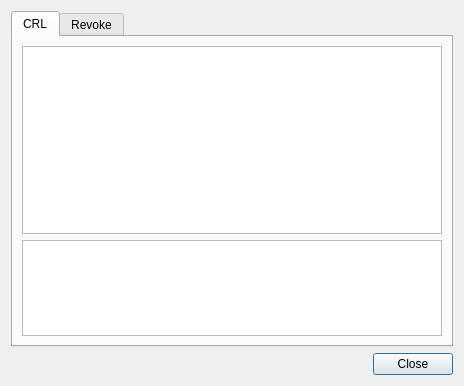
Before: the Qt Designer form CCMan/crl_info_dlg.ui in jykim74/CCMan, drawn with Qt 5.
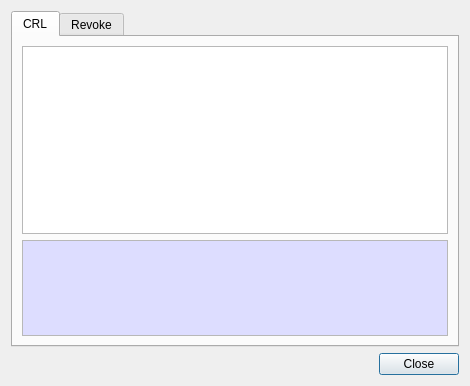
After: the same form once the commit is applied. The open tabs and pages were chosen to show the change.

Patch:
```diff
--- a/CCMan/crl_info_dlg.ui
+++ b/CCMan/crl_info_dlg.ui
@@ -6,7 +6,7 @@
    <rect>
     <x>0</x>
     <y>0</y>
-    <width>464</width>
+    <width>470</width>
     <height>386</height>
    </rect>
   </property>
@@ -49,6 +49,36 @@
            <height>100</height>
           </size>
          </property>
+         <property name="palette">
+          <palette>
+           <active>
+            <colorrole role="Base">
+             <brush brushstyle="SolidPattern">
+              <color alpha="255">
+               <red>221</red>
+               <green>221</green>
+               <blue>255</blue>
+              </color>
+             </brush>
+            </colorrole>
+           </active>
+           <inactive>
+            <colorrole role="Base">
+             <brush brushstyle="SolidPattern">
+              <color alpha="255">
+               <red>221</red>
+               <green>221</green>
+               <blue>255</blue>
+              </color>
+             </brush>
+            </colorrole>
+           </inactive>
+           <disabled/>
+          </palette>
+         </property>
+         <property name="readOnly">
+          <bool>true</bool>
+         </property>
         </widget>
        </item>
       </layout>
```
Left out of the diff: 14 changed lines with no effect on the pictures.
